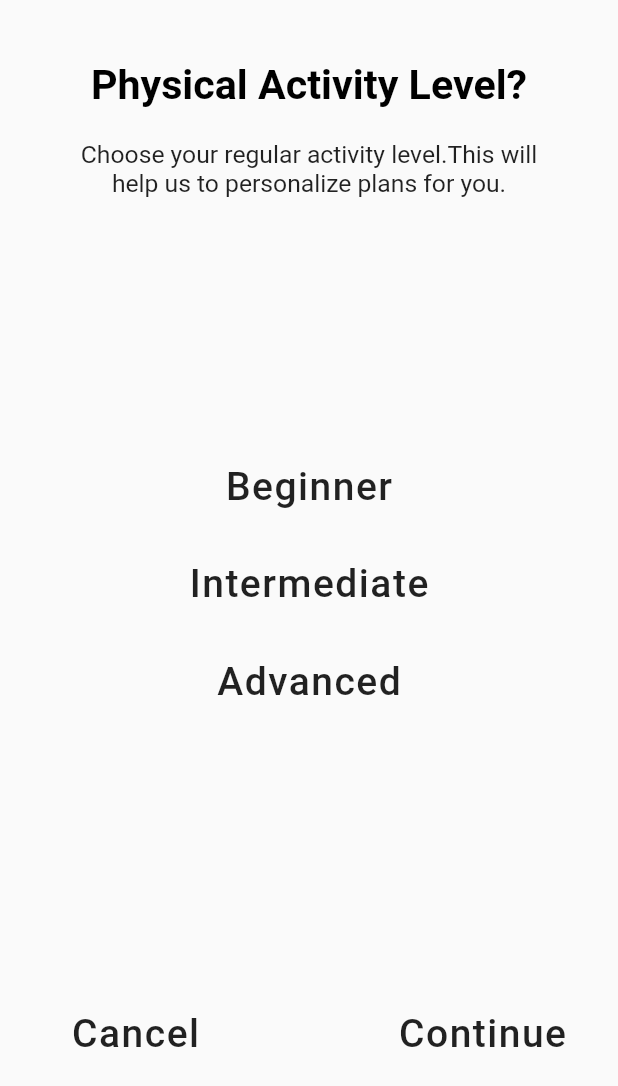
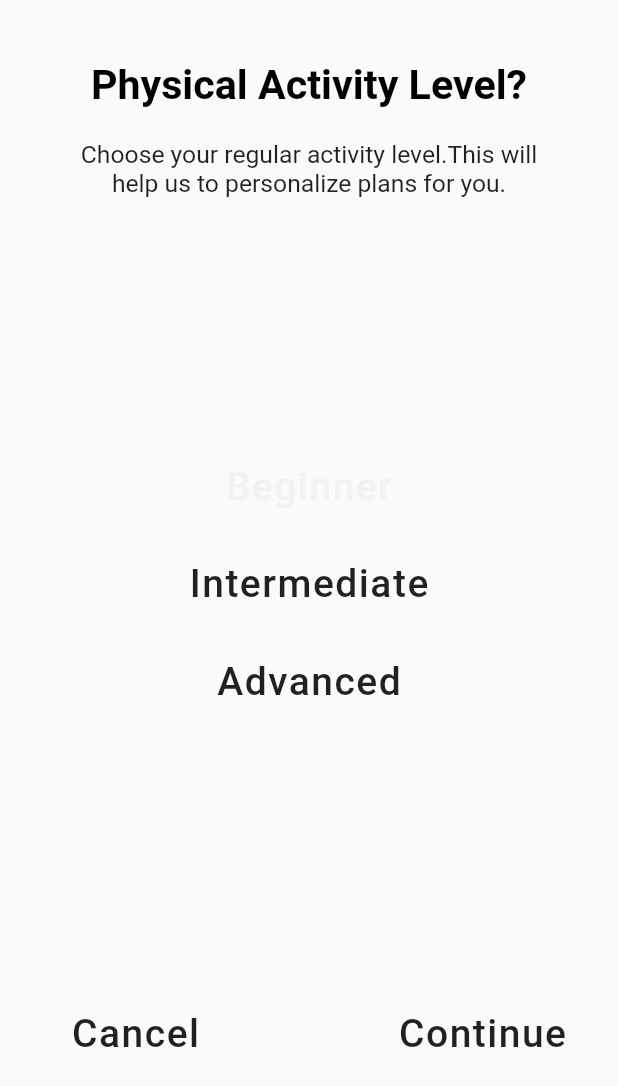
Before and after one commit to ChiragSatasiya2711/Gofit, a Flutter app: the screen it shows after launch, on a phone screen of 412 x 824 dp. Shown: the top 1086 px of the screen. Run offline on Flutter 3.47's test engine with Material 2 defaults, Android fonts, the phone set to English and light mode, and no system bars; our stand-ins replace carousel_slider; Roboto replaces fonts that are missing (IntegralCF).

Commit message:
new screen

```diff
--- a/lib/comman_screen/comman_compponents_screen.dart
+++ b/lib/comman_screen/comman_compponents_screen.dart
@@ -1,16 +1,17 @@
 import 'dart:ui';
-';
+
 import 'package:flutter/material.dart';
 
 class CommanCompponentsScreen extends StatelessWidget {
   final String? title;
   final double? width;
-  final bool? Color;
+  final Color? color;
 
   const CommanCompponentsScreen.CommanContainer({
     Key? key,
     this.title,
-    this.width, this.Color,
+    this.width,
+    this.color,
   }) : super(key: key);
 
   @override
@@ -19,16 +20,16 @@ class CommanCompponentsScreen extends StatelessWidget {
       height: 55,
       width: width,
       decoration: BoxDecoration(
-
         borderRadius: BorderRadius.all(
           Radius.circular(15),
         ),
       ),
       child: Center(
-          child: Text(
-        "$title",
-        style: TextStyle(fontSize: 26, fontWeight: FontWeight.w500, fontFamily: 'IntegralCF', letterSpacing: 1),
-      )),
+        child: Text(
+          "$title",
+          style: TextStyle(fontSize: 26, color: color, fontWeight: FontWeight.w500, fontFamily: 'IntegralCF', letterSpacing: 1),
+        ),
+      ),
     );
   }
 }
--- a/lib/screens/physical_activity_level_screen.dart
+++ b/lib/screens/physical_activity_level_screen.dart
@@ -38,7 +38,10 @@ class _PhysicalActivityLevelScreenState extends State<PhysicalActivityLevelScree
               SizedBox(
                 height: height / 5,
               ),
-              const CommanCompponentsScreen.CommanContainer(title: "Beginner"),
+              const CommanCompponentsScreen.CommanContainer(
+                title: "Beginner",
+                color: Color(0xFFF2F2F2),
+              ),
               const SizedBox(
                 height: 10,
               ),
@@ -63,7 +66,6 @@ class _PhysicalActivityLevelScreenState extends State<PhysicalActivityLevelScree
                   CommanCompponentsScreen.CommanContainer(
                     title: "Continue",
                     width: 150,
-                    Color: ,
                   ),
                 ],
               ),
```
Also changed, not shown: lib/comman_screen/back_continue_screen.dart (added, +50 -0 lines).
